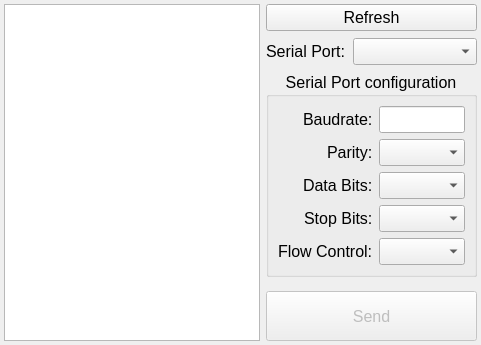
First picture: the form in src/ui/loader.ui, repository simaoamorim/SerialProgramLoader, before the edit.
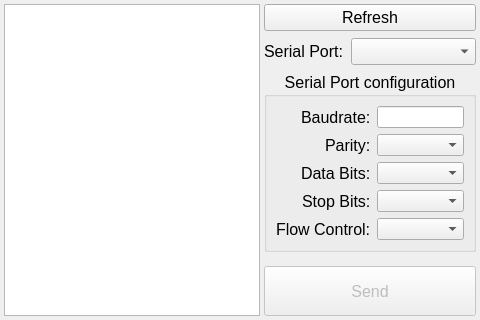
Second picture: the form after the edit.

Commit message: Increase items size

What changed in the file:
```diff
--- a/src/ui/loader.ui
+++ b/src/ui/loader.ui
@@ -22,6 +22,9 @@
    <locale language="English" country="UnitedKingdom"/>
   </property>
   <layout class="QGridLayout" name="gridLayout_2">
+   <property name="sizeConstraint">
+    <enum>QLayout::SetNoConstraint</enum>
+   </property>
    <property name="leftMargin">
     <number>4</number>
    </property>
@@ -34,8 +37,17 @@
    <property name="bottomMargin">
     <number>4</number>
    </property>
+   <property name="spacing">
+    <number>4</number>
+   </property>
    <item row="0" column="1">
     <widget class="QFrame" name="frame">
+     <property name="sizePolicy">
+      <sizepolicy hsizetype="Expanding" vsizetype="Expanding">
+       <horstretch>1</horstretch>
+       <verstretch>0</verstretch>
+      </sizepolicy>
+     </property>
      <layout class="QFormLayout" name="formLayout">
       <property name="horizontalSpacing">
        <number>7</number>
@@ -210,6 +222,15 @@
        <verstretch>0</verstretch>
       </sizepolicy>
      </property>
+     <property name="isWrapping" stdset="0">
+      <bool>false</bool>
+     </property>
+     <property name="resizeMode">
+      <enum>QListView::Adjust</enum>
+     </property>
+     <property name="spacing">
+      <number>10</number>
+     </property>
      <property name="selectionRectVisible">
       <bool>true</bool>
      </property>
```
The commit also changes 1 other file.
